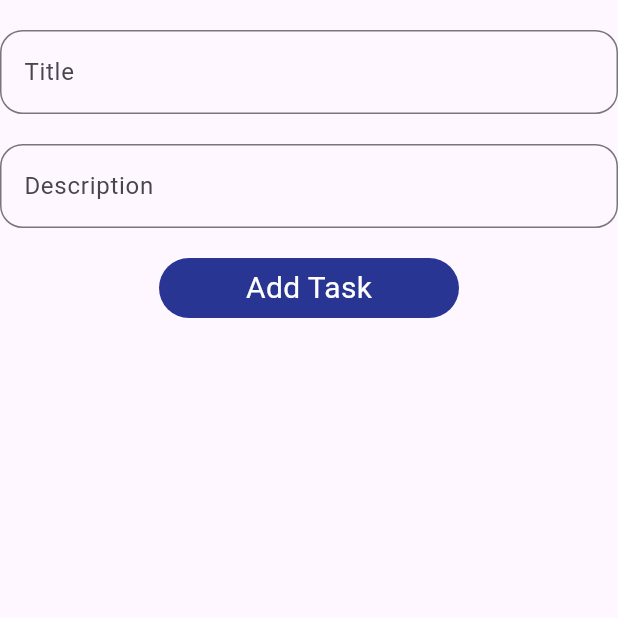
After one commit to iam-talhaa/todo_Task_using_firebase, a Flutter app: the HomeScreen screen opened directly, on a phone screen of 412 x 824 dp, the top half of it. The commit adds this screen. Run offline on Flutter 3.47's test engine with Material 3 defaults, Android fonts, the phone set to English and light mode, and no system bars; our stand-ins replace firebase_auth, firebase_core, firebase_database, fluttertoast; accounts and stored records are empty.

Commit message:
home page

```diff
--- a/lib/main.dart
+++ b/lib/main.dart
@@ -1,5 +1,4 @@
 import 'package:firebase_practise_todo/ui/Login/landingScreen/landing.dart';
-import 'package:firebase_practise_todo/ui/Login/login.dart';
 import 'package:flutter/material.dart';
 import 'package:firebase_core/firebase_core.dart';
 import 'firebase_options.dart';
--- /dev/null
+++ b/lib/ui/Login/home/homepage.dart
@@ -0,0 +1,61 @@
+import 'package:firebase_database/firebase_database.dart';
+import 'package:firebase_practise_todo/widgets/Custom_btn.dart';
+import 'package:flutter/material.dart';
+
+class HomeScreen extends StatefulWidget {
+  const HomeScreen({super.key});
+
+  @override
+  State<HomeScreen> createState() => _HomeScreenState();
+}
+
+class _HomeScreenState extends State<HomeScreen> {
+  TextEditingController _description = TextEditingController();
+  TextEditingController _title = TextEditingController();
+  DatabaseReference _reference = FirebaseDatabase.instance.ref("Todo");
+
+  @override
+  Widget build(BuildContext context) {
+    return Scaffold(
+      body: Column(
+        children: [
+          SizedBox(
+            height: 20,
+          ),
+          TextFormField(
+            controller: _title,
+            decoration: InputDecoration(
+                hintText: "Title",
+                border: OutlineInputBorder(
+                    borderRadius: BorderRadius.circular(15))),
+          ),
+          SizedBox(
+            height: 20,
+          ),
+          TextFormField(
+            controller: _description,
+            decoration: InputDecoration(
+                hintMaxLines: 3,
+                hintText: "Description",
+                border: OutlineInputBorder(
+                    borderRadius: BorderRadius.circular(15))),
+          ),
+          SizedBox(
+            height: 20,
+          ),
+          Custom_button(
+              B_color: Colors.indigo[800],
+              ontap: () {
+                final id = DateTime.now().millisecondsSinceEpoch.toString();
+
+                _reference.child('id').set('Title');
+              },
+              B_text: "Add Task",
+              B_height: 40.0,
+              B_width: 200.0,
+              text_color: Colors.white)
+        ],
+      ),
+    );
+  }
+}
--- a/pubspec.yaml
+++ b/pubspec.yaml
@@ -40,6 +40,7 @@ dependencies:
   firebase_storage: ^12.3.0
   firebase_database: ^11.1.2
   fluttertoast: ^8.2.8
+  cloud_firestore: ^5.4.1
 
 dev_dependencies:
   flutter_test:
```
Also changed, not shown: pubspec.lock, 3 other files.
